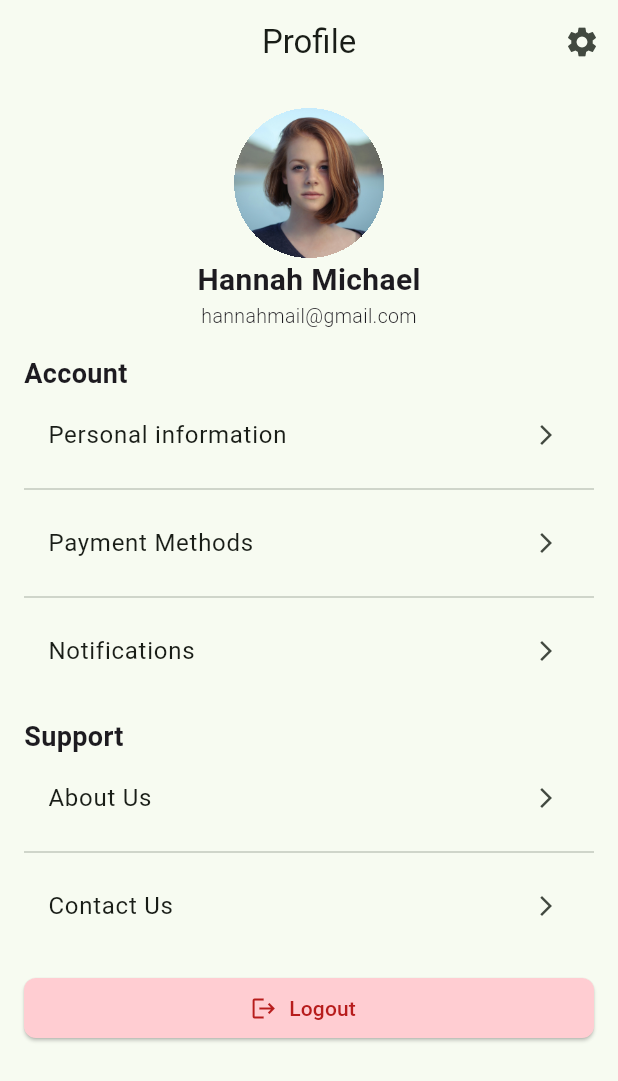
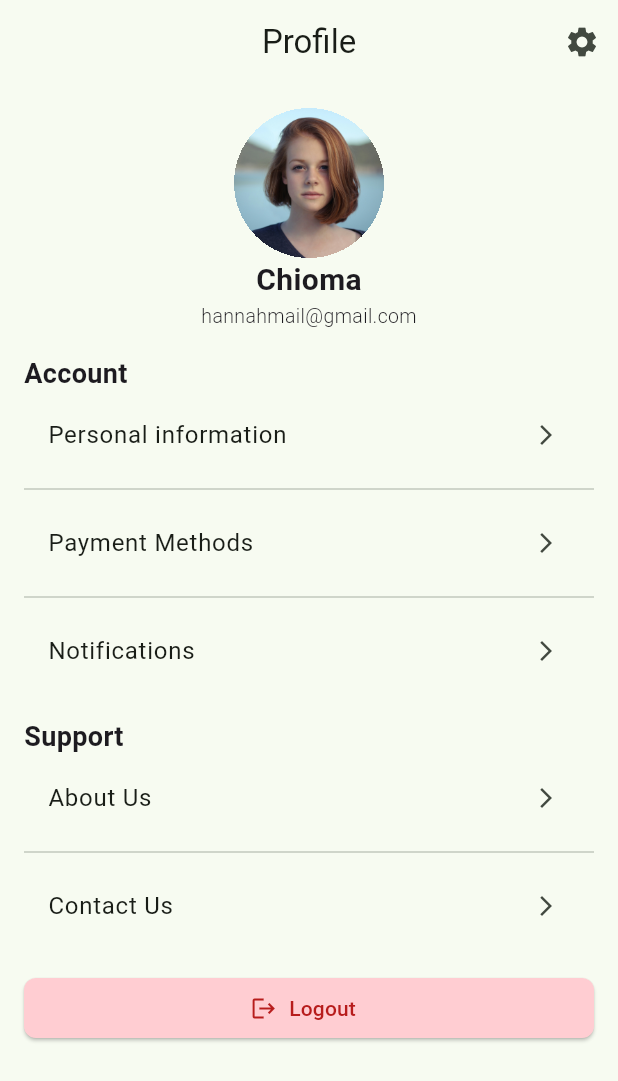
Before and after one commit to JoyObidife/myfirst_app, a Flutter app: the ProfilePage screen opened directly, on a phone screen of 412 x 824 dp. Shown: the top 1081 px of the screen. Run offline on Flutter 3.47's test engine with Material 3 defaults, Android fonts, the phone set to English and light mode, and no system bars; our stand-ins replace google_fonts; missing offline and left inert: otp_input; accounts and stored records are empty.

```diff
--- /dev/null
+++ b/devtools_options.yaml
@@ -0,0 +1,3 @@
+description: This file stores settings for Dart & Flutter DevTools.
+documentation: https://docs.flutter.dev/tools/devtools/extensions#configure-extension-enablement-states
+extensions:
--- a/lib/data/dummy_user_details.dart
+++ b/lib/data/dummy_user_details.dart
@@ -1,6 +1,6 @@
 import 'package:myfirst_app/model/user_detail.dart';
 
-const USER_DETAILS = [
+var USER_DETAILS = [
   UserDetail(name: "Chioma", email: "chioma@gmail.com", profilePicture: ""),
   UserDetail(name: "Obinna", profilePicture: "", email: "obinna@gmail.com"),
   UserDetail(name: "Nonye", profilePicture: "", email: "nonye@gmail.com"),
--- a/lib/pages/login_page.dart
+++ b/lib/pages/login_page.dart
@@ -1,6 +1,5 @@
 import 'package:flutter/material.dart';
 import 'package:google_fonts/google_fonts.dart';
-import 'package:myfirst_app/provider/User_notifier.dart';
 import 'package:myfirst_app/widgets/custom_button.dart';
 import 'package:myfirst_app/widgets/custom_textfield.dart';
 import 'package:myfirst_app/widgets/password_textfield.dart';
--- a/lib/pages/onboarding_page.dart
+++ b/lib/pages/onboarding_page.dart
@@ -85,7 +85,7 @@ class _OnbordingPageState extends State<OnbordingPage> {
                     activeIndex = activeIndex + 1;
                   });
               } else {
-                Navigator.of(context).pushReplacementNamed("/home");
+                Navigator.of(context).pushReplacementNamed("/login");
               }
               },
               child: Text("Next"),
--- a/lib/pages/profile_page.dart
+++ b/lib/pages/profile_page.dart
@@ -2,6 +2,8 @@ import 'package:flutter/material.dart';
 import 'package:myfirst_app/pages/notification_page.dart';
 import 'package:myfirst_app/pages/payment_methods.dart';
 import 'package:myfirst_app/pages/personal_information.dart';
+import 'package:myfirst_app/provider/user_notifier.dart';
+import 'package:provider/provider.dart';
 
 class ProfilePage extends StatefulWidget {
   const ProfilePage({super.key});
@@ -13,6 +15,7 @@ class ProfilePage extends StatefulWidget {
 class _ProfilePageState extends State<ProfilePage> {
   @override
   Widget build(BuildContext context) {
+
     return Scaffold(
       appBar: AppBar(
         title: Text("Profile"),
@@ -149,10 +152,11 @@ MaterialPageRoute(builder: (contex){
   }
 
   Widget _builddetails() {
+      var userNotifier = Provider.of<UserNotifier>(context);
     return Column(
       children: [
         Text(
-          "Hannah Michael",
+          userNotifier.loggedInUser!.name,
           style: TextStyle(fontWeight: FontWeight.w600, fontSize: 20),
         ),
         Text(
```
Also changed, not shown: lib/main.dart (+6 -3 lines), lib/pages/signup_page.dart (+30 -25 lines), lib/provider/user_notifier.dart (+10 -1 lines), 2 other files.
